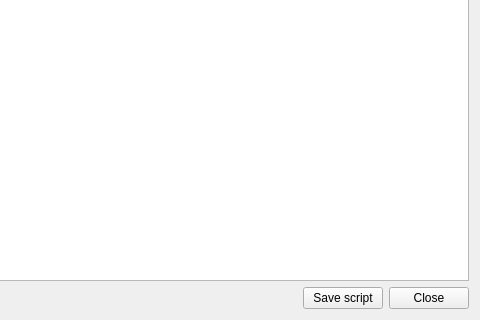
The window that mob_parameters.ui (konstvest/ei_maper) describes before a commit, drawn with Qt 5; both pictures show x 291 to 771 and y 330 to 650 of the 771 by 650 pixel window.
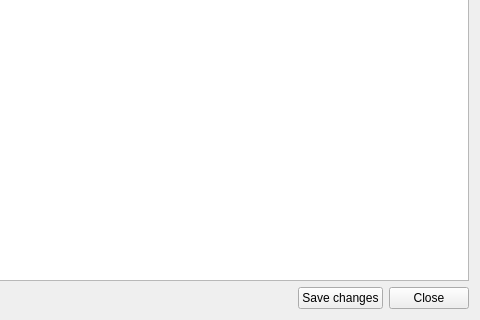
The same window after the commit.

```diff
--- a/mob_parameters.ui
+++ b/mob_parameters.ui
@@ -311,7 +311,7 @@
        <item>
         <widget class="QPushButton" name="pushApply">
          <property name="text">
-          <string>Save script</string>
+          <string>Save changes</string>
          </property>
         </widget>
        </item>
```
